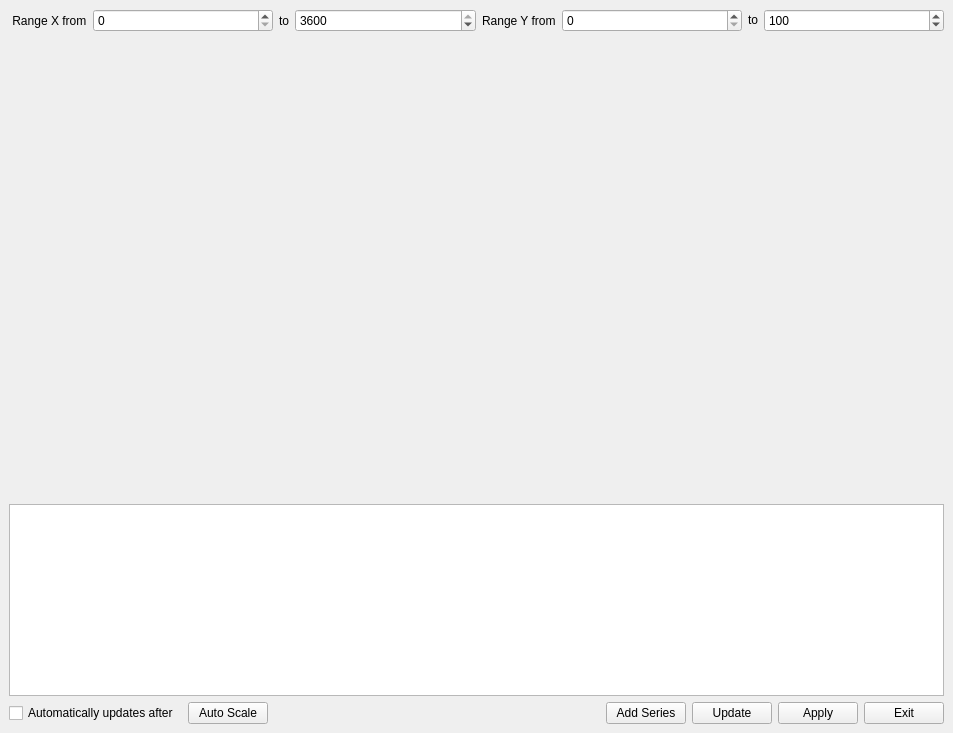
Above: mainwindow.ui from mola/qchart_test before the change. Below: the same form after it.
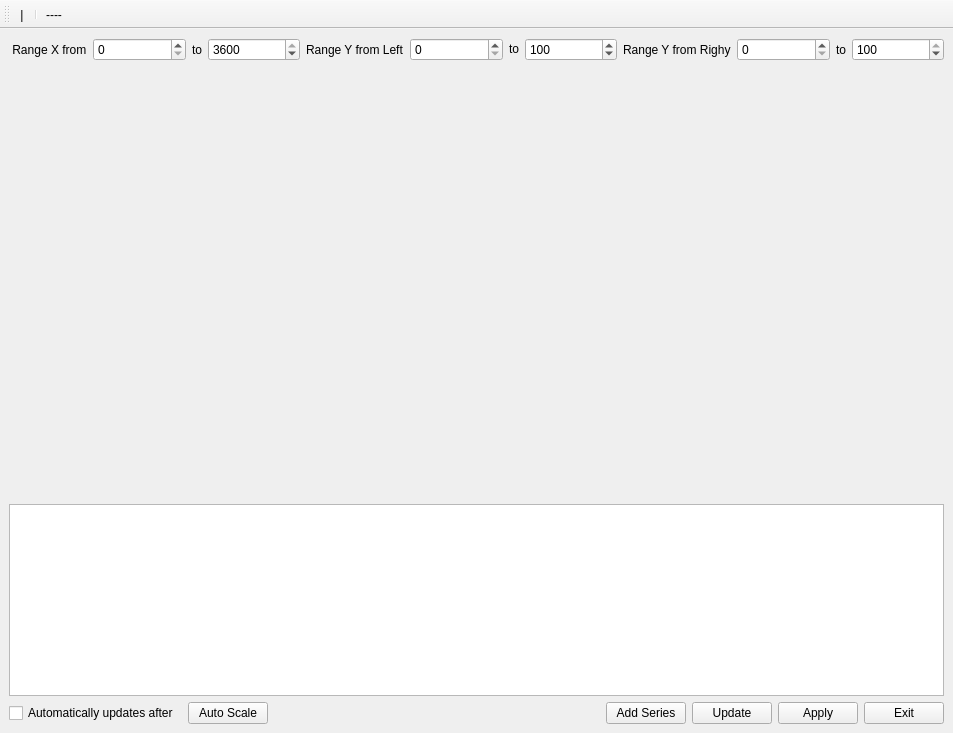
That is the form after the change. Icons and pictures are not drawn.

The edit to the form file:
```diff
--- a/mainwindow.ui
+++ b/mainwindow.ui
@@ -102,7 +102,7 @@
          </sizepolicy>
         </property>
         <property name="text">
-         <string>Range Y from</string>
+         <string>Range Y from Left</string>
         </property>
        </widget>
       </item>
@@ -151,6 +151,45 @@
         </property>
        </widget>
       </item>
+      <item>
+       <widget class="QLabel" name="label">
+        <property name="sizePolicy">
+         <sizepolicy hsizetype="Fixed" vsizetype="Preferred">
+          <horstretch>0</horstretch>
+          <verstretch>0</verstretch>
+         </sizepolicy>
+        </property>
+        <property name="text">
+         <string>Range Y from Righy</string>
+        </property>
+       </widget>
+      </item>
+      <item>
+       <widget class="QSpinBox" name="rngXstartPointRight"/>
+      </item>
+      <item>
+       <widget class="QLabel" name="label_2">
+        <property name="sizePolicy">
+         <sizepolicy hsizetype="Fixed" vsizetype="Preferred">
+          <horstretch>0</horstretch>
+          <verstretch>0</verstretch>
+         </sizepolicy>
+        </property>
+        <property name="text">
+         <string>to</string>
+        </property>
+       </widget>
+      </item>
+      <item>
+       <widget class="QSpinBox" name="rngXstopPointRight">
+        <property name="maximum">
+         <number>100</number>
+        </property>
+        <property name="value">
+         <number>100</number>
+        </property>
+       </widget>
+      </item>
      </layout>
     </item>
     <item>
@@ -257,6 +296,60 @@
     </item>
    </layout>
   </widget>
+  <widget class="QToolBar" name="toolBar">
+   <property name="windowTitle">
+    <string>toolBar</string>
+   </property>
+   <attribute name="toolBarArea">
+    <enum>TopToolBarArea</enum>
+   </attribute>
+   <attribute name="toolBarBreak">
+    <bool>false</bool>
+   </attribute>
+   <addaction name="VerticalThreshold"/>
+   <addaction name="separator"/>
+   <addaction name="HorizontalThreshold"/>
+  </widget>
+  <action name="VerticalThreshold">
+   <property name="checkable">
+    <bool>true</bool>
+   </property>
+   <property name="checked">
+    <bool>false</bool>
+   </property>
+   <property name="icon">
+    <iconset theme="face-cool">
+     <selectedon>../verticalLine.png</selectedon>
+    </iconset>
+   </property>
+   <property name="text">
+    <string>|</string>
+   </property>
+   <property name="toolTip">
+    <string>Vertical-Threshold</string>
+   </property>
+   <property name="visible">
+    <bool>true</bool>
+   </property>
+  </action>
+  <action name="HorizontalThreshold">
+   <property name="checkable">
+    <bool>true</bool>
+   </property>
+   <property name="icon">
+    <iconset theme="audio-volume-high">
+     <normaloff>../horizentalLine.png</normaloff>../horizentalLine.png</iconset>
+   </property>
+   <property name="text">
+    <string>----</string>
+   </property>
+   <property name="toolTip">
+    <string>Horizontal-Threshold</string>
+   </property>
+   <property name="visible">
+    <bool>true</bool>
+   </property>
+  </action>
  </widget>
  <resources/>
  <connections/>
```
Left out of the diff: 13 changed lines with no effect on the pictures.
